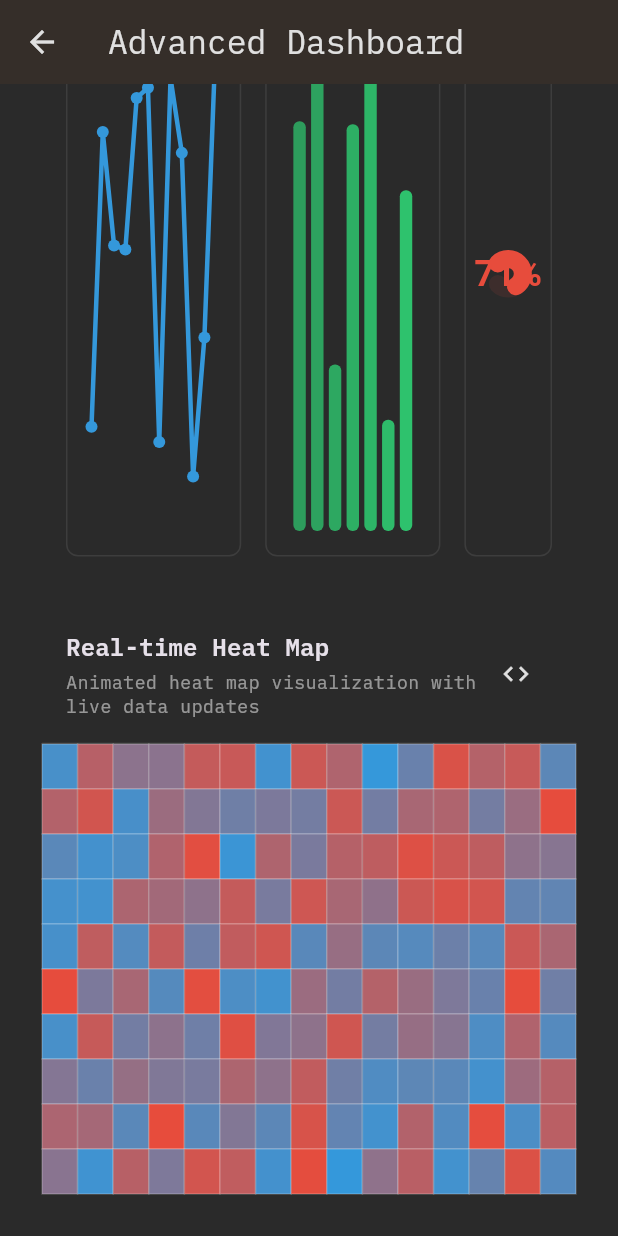
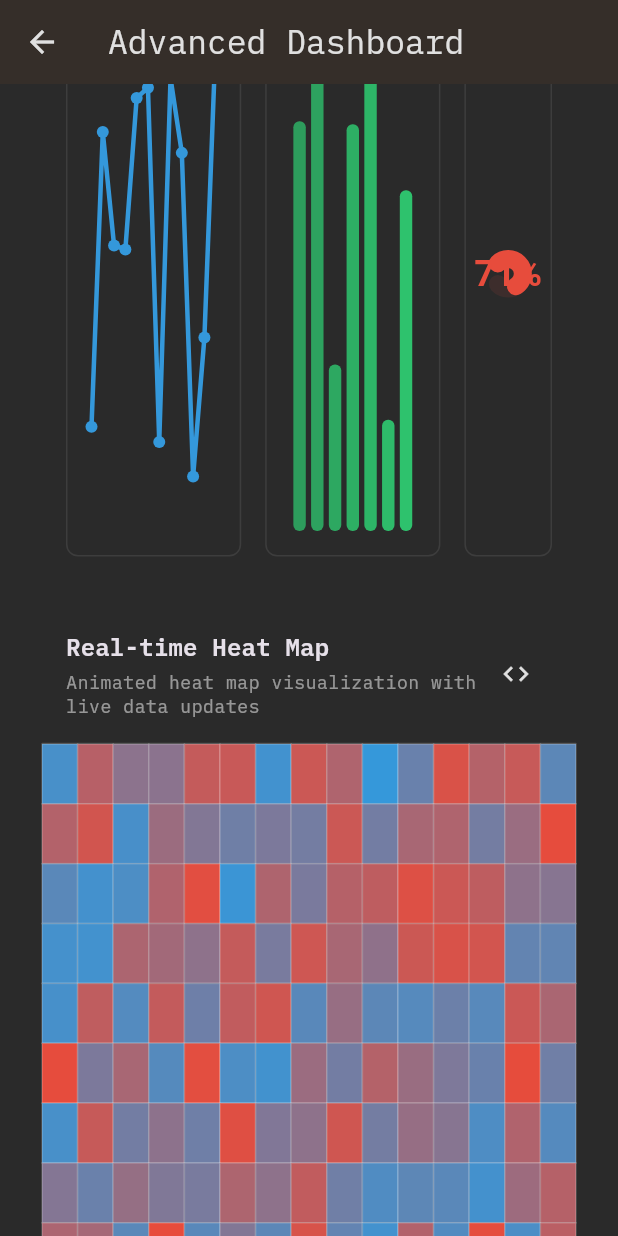
Before and after one commit to darmie/kito, a Flutter app: the DashboardDemoScreen screen opened directly, scrolled down 505 dp, on a phone screen of 412 x 824 dp. Run offline on Flutter 3.47's test engine with Material 3 defaults, Android fonts, the phone set to English and light mode, and no system bars; our stand-ins replace google_fonts.

Commit message:
Fix heat map demo rendering issues
- Wrapped HeatMapDemo in SizedBox with fixed height (500px) to provide bounded constraints
- Added LayoutBuilder to KitoCanvas for proper width constraints
- Fixed ReactiveBuilder context with Builder wrapper
- Resolves RenderFlex unbounded height error in DemoCard

```diff
--- a/demo/lib/screens/dashboard_demo_screen.dart
+++ b/demo/lib/screens/dashboard_demo_screen.dart
@@ -24,7 +24,10 @@ class DashboardDemoScreen extends StatelessWidget {
               child: _AdvancedDashboardDemo(),
             ),
             SizedBox(height: 24),
-            HeatMapDemo(),
+            SizedBox(
+              height: 500,
+              child: HeatMapDemo(),
+            ),
           ],
         ),
       ),
--- a/demo/lib/widgets/heatmap_demo_widget.dart
+++ b/demo/lib/widgets/heatmap_demo_widget.dart
@@ -321,7 +321,11 @@ animate(
                     .build()
                     .play();
               },
-              child: KitoCanvas(
+              child: SizedBox(
+                height: 300,
+                child: LayoutBuilder(
+                  builder: (context, constraints) {
+                    return KitoCanvas(
                       painter: HeatMapPainter(
                         canvasProps,
                         data: heatMapData.value,
@@ -329,9 +333,12 @@ animate(
                         hoveredRow: hoveredRow.value,
                         hoveredCol: hoveredCol.value,
                       ),
-                size: const Size(double.infinity, 300),
+                      size: Size(constraints.maxWidth, constraints.maxHeight),
                       willChange: true,
                       isComplex: true,
+                    );
+                  },
+                ),
               ),
             );
             },
```
Lines whose indentation alone changed are shown as unchanged.
